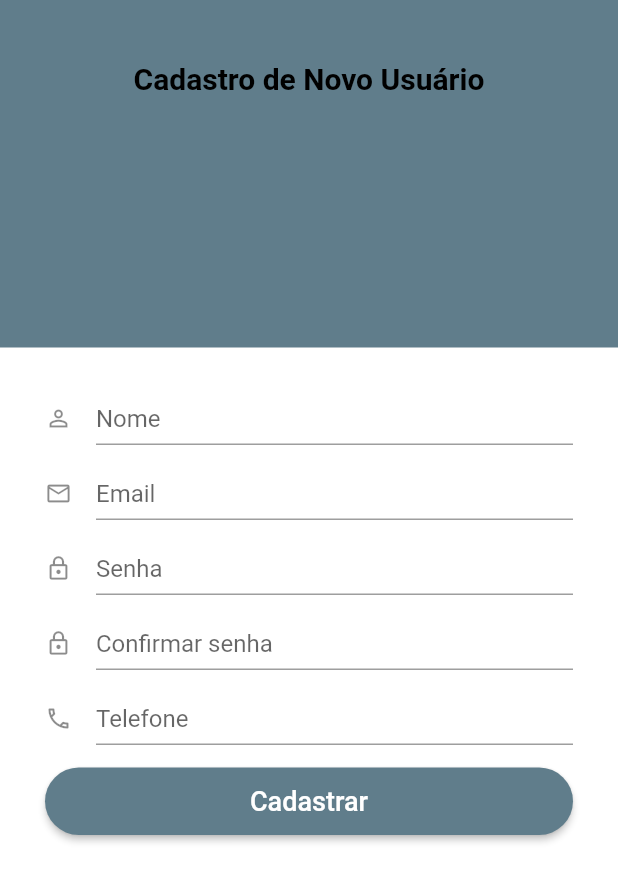
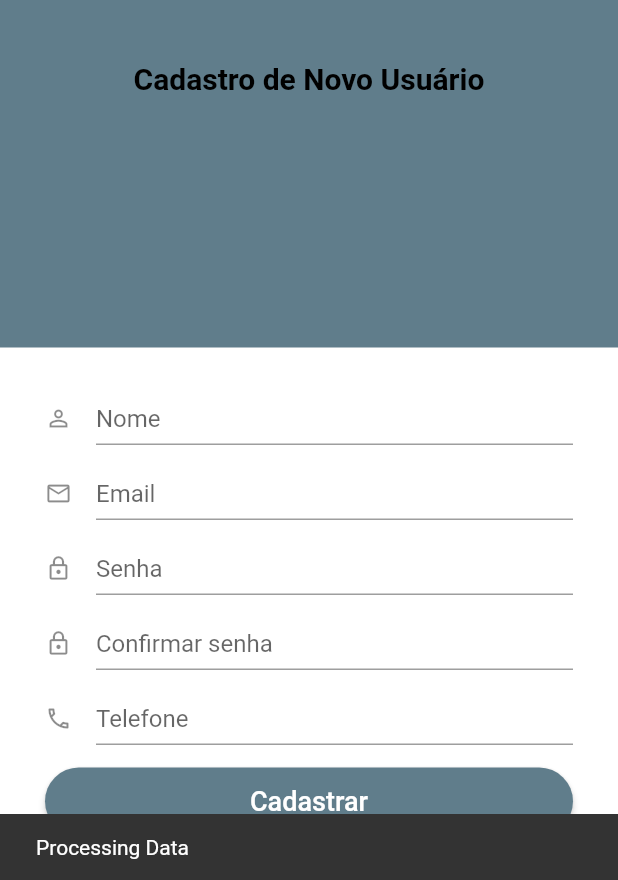
Before and after one commit to epillef1311/Projeto-III, a Flutter app: the SignUpScreen screen opened by its route, after a tap on "Cadastrar", on a phone screen of 412 x 824 dp, the part 356-1236 px from its top. Run offline on Flutter 3.47's test engine with Material 2 defaults, Android fonts, the light colour scheme and no system bars; our stand-ins replace cloud_firestore, firebase_auth, firebase_core; accounts and stored records are empty; network calls fail.

Commit message:
Add files via upload

```diff
--- a/lib/src/auth/sign_in_screen.dart
+++ b/lib/src/auth/sign_in_screen.dart
@@ -54,8 +54,10 @@ class _SignInScreenState extends State<SignInScreen> {
                 children: const [
                   Padding(
                     padding: EdgeInsets.all(20),
-                    child: Icon(Icons.movie_filter_outlined,
-                    size: 40,),
+                    child: Icon(
+                      Icons.movie_filter_outlined,
+                      size: 40,
+                    ),
                   ),
                   //NOME DO APP
                   Text.rich(TextSpan(
@@ -101,7 +103,7 @@ class _SignInScreenState extends State<SignInScreen> {
                           hintText: 'Email',
                           isDense: true,
                           icon: Icon(Icons.email_outlined),
-                          ),
+                        ),
                       ),
                     ),
 
@@ -113,9 +115,11 @@ class _SignInScreenState extends State<SignInScreen> {
                         obscureText: true,
                         enableSuggestions: false,
                         autocorrect: false,
-                        decoration: const InputDecoration(hintText: 'Senha',
-                        isDense: true,
-                        icon: Icon(Icons.lock_outline),),
+                        decoration: const InputDecoration(
+                          hintText: 'Senha',
+                          isDense: true,
+                          icon: Icon(Icons.lock_outline),
+                        ),
                       ),
                     ),
 
@@ -142,7 +146,7 @@ class _SignInScreenState extends State<SignInScreen> {
                                 print('wrong password');
                               }
                             }
-                            Navigator.of(context).pushNamed('/inicialScreen');
+                            Navigator.of(context).pushNamed('/menupage');
                           },
                           child: const Text(
                             'Acessar',
--- a/lib/src/auth/sign_up_screen.dart
+++ b/lib/src/auth/sign_up_screen.dart
@@ -1,3 +1,6 @@
+// ignore_for_file: prefer_const_constructors
+
+import 'package:cloud_firestore/cloud_firestore.dart';
 import 'package:firebase_auth/firebase_auth.dart';
 import 'package:flutter/material.dart';
 
@@ -9,12 +12,12 @@ class SignUpScreen extends StatefulWidget {
 }
 
 class _SignUpScreenState extends State<SignUpScreen> {
-
-
   late final TextEditingController _name;
   late final TextEditingController _email;
   late final TextEditingController _password;
   late final TextEditingController _telefone;
+  late final TextEditingController _passwordcheck;
+  final _formKey = GlobalKey<FormState>();
 
   @override
   void initState() {
@@ -22,6 +25,7 @@ class _SignUpScreenState extends State<SignUpScreen> {
     _email = TextEditingController();
     _password = TextEditingController();
     _telefone = TextEditingController();
+    _passwordcheck = TextEditingController();
     super.initState();
   }
 
@@ -31,6 +35,7 @@ class _SignUpScreenState extends State<SignUpScreen> {
     _email.dispose();
     _password.dispose();
     _telefone.dispose();
+    _passwordcheck.dispose();
     super.dispose();
   }
 
@@ -40,7 +45,9 @@ class _SignUpScreenState extends State<SignUpScreen> {
 
     return Scaffold(
         backgroundColor: Colors.blueGrey,
-      body: SingleChildScrollView(
+        body: Form(
+          key: _formKey,
+          child: SingleChildScrollView(
             // Implementa uma rolagem na tela
             child: SizedBox(
               height: size.height,
@@ -49,7 +56,6 @@ class _SignUpScreenState extends State<SignUpScreen> {
                 children: [
                   Column(
                     children: [
-
                       Expanded(
                         child: Column(
                           mainAxisAlignment: MainAxisAlignment.center,
@@ -60,21 +66,21 @@ class _SignUpScreenState extends State<SignUpScreen> {
                               mainAxisAlignment: MainAxisAlignment.center,
                               crossAxisAlignment: CrossAxisAlignment.center,
                               children: const [
-
                                 Padding(
                                   padding: EdgeInsets.fromLTRB(0, 40, 20, 0),
                                   //LOGO ICON
-                              child: Icon(Icons.movie_filter_outlined, size: 30),
+                                  child: Icon(Icons.movie_filter_outlined,
+                                      size: 30),
                                 ),
                                 Padding(
                                   padding: EdgeInsets.only(top: 40),
-                              child: Text('Tragicomic',
+                                  child: Text(
+                                    'Tragicomic',
                                     style: TextStyle(
                                       color: Colors.black,
                                       fontSize: 25,
                                       fontWeight: FontWeight.bold,
                                     ),
-
                                   ),
                                 ),
                               ],
@@ -111,74 +117,106 @@ class _SignUpScreenState extends State<SignUpScreen> {
                             //Nome do USUÁRIO
                             Padding(
                               padding: const EdgeInsets.only(bottom: 15),
-                          child: TextField(
+                              child: TextFormField(
                                 controller: _name,
                                 enableSuggestions: false,
                                 autocorrect: false,
-                            decoration: const InputDecoration(hintText: 'Nome',
+                                decoration: const InputDecoration(
+                                  hintText: 'Nome',
                                   isDense: true,
-                            icon: Icon(Icons.person_outline),),
+                                  icon: Icon(Icons.person_outline),
+                                ),
+                                validator: (val) {
+                                  if (val == null) {
+                                    return 'Campo obrigatório';
+                                  }
+                                },
                               ),
                             ),
                             //EMAIL user@email.com
                             Padding(
                               padding: const EdgeInsets.only(bottom: 15),
-                          child: TextField(
+                              child: TextFormField(
                                 controller: _email,
                                 enableSuggestions: false,
                                 autocorrect: false,
                                 keyboardType: TextInputType.emailAddress,
-                              decoration:
-                                  const InputDecoration(hintText: 'Email',
+                                decoration: const InputDecoration(
+                                  hintText: 'Email',
                                   isDense: true,
                                   icon: Icon(Icons.email_outlined),
                                 ),
+                                validator: (val) {
+                                  if (val == null) {
+                                    return 'Campo obrigatório';
+                                  }
+                                },
                               ),
                             ),
 
                             //SENHA ********
                             Padding(
                               padding: const EdgeInsets.only(bottom: 15),
-                          child: TextField(
+                              child: TextFormField(
                                 controller: _password,
                                 obscureText: true,
                                 enableSuggestions: false,
                                 autocorrect: false,
-                            decoration: const InputDecoration(hintText: 'Senha',
+                                decoration: const InputDecoration(
+                                  hintText: 'Senha',
                                   isDense: true,
                                   icon: Icon(Icons.lock_outline),
                                 ),
+                                validator: (val) {
+                                  if (val == null) {
+                                    return 'Campo obrigatório';
+                                  }
+                                },
                               ),
                             ),
 
-                        //Resolver <<<<<<<<<<<<<<<<<<<<<
                             //Confirmar SENHA ********
-                        const Padding(
+                            Padding(
                               padding: EdgeInsets.only(bottom: 15),
-                          child: TextField(
-                            // controller: _password,
+                              child: TextFormField(
+                                controller: _passwordcheck,
                                 obscureText: true,
                                 enableSuggestions: false,
                                 autocorrect: false,
-                            decoration: InputDecoration(hintText: 'Confirmar senha',
+                                decoration: InputDecoration(
+                                  hintText: 'Confirmar senha',
                                   isDense: true,
                                   icon: Icon(Icons.lock_outline),
                                 ),
+                                validator: (val) {
+                                  if (val == null) {
+                                    return 'Campo obrigatório';
+                                  }
+                                  if (val != _password.text) {
+                                    return 'Senhas não coincidem';
+                                  }
+                                  return null;
+                                },
                               ),
                             ),
 
                             // TELEFONE (00) 00000-0000
                             Padding(
                               padding: const EdgeInsets.only(bottom: 15),
-                          child: TextField(
+                              child: TextFormField(
                                 controller: _telefone,
                                 enableSuggestions: false,
                                 autocorrect: false,
-                            decoration:
-                                const InputDecoration(hintText: 'Telefone',
+                                decoration: const InputDecoration(
+                                  hintText: 'Telefone',
                                   isDense: true,
                                   icon: Icon(Icons.phone_outlined),
                                 ),
+                                validator: (val) {
+                                  if (val == null) {
+                                    return 'Campo obrigatório';
+                                  }
+                                },
                               ),
                             ),
 
@@ -196,6 +234,13 @@ class _SignUpScreenState extends State<SignUpScreen> {
                                     final email = _email.text;
                                     final password = _password.text;
                                     final telefone = _telefone.text;
+                                    if (_formKey.currentState!.validate()) {
+                                      ScaffoldMessenger.of(context)
+                                          .showSnackBar(
+                                        const SnackBar(
+                                            content: Text('Processing Data')),
+                                      );
+                                    }
                                     try {
                                       final UserCredential = await FirebaseAuth
                                           .instance
@@ -204,14 +249,24 @@ class _SignUpScreenState extends State<SignUpScreen> {
                                     } on FirebaseAuthException catch (e) {
                                       if (e.code == 'weak password') {
                                         print('weak password');
-                                  } else if (e.code == 'email-already-in-use') {
+                                      } else if (e.code ==
+                                          'email-already-in-use') {
                                         print('email already in use');
                                       } else if (e.code == 'invalid-email') {
                                         print('invalid email');
                                       }
                                     }
-                                final user = FirebaseAuth.instance.currentUser;
+                                    final user =
+                                        FirebaseAuth.instance.currentUser;
                                     await user?.sendEmailVerification();
+                                    await FirebaseFirestore.instance
+                                        .collection("users")
+                                        .doc(name)
+                                        .set({
+                                      'uid': name,
+                                      'email': email,
+                                      'telefone': telefone,
+                                    });
                                   },
                                   child: const Text('Cadastrar',
                                       style: TextStyle(
@@ -246,6 +301,6 @@ class _SignUpScreenState extends State<SignUpScreen> {
               ),
             ),
           ),
-    );
+        ));
   }
 }
```
Lines whose indentation alone changed are shown as unchanged.
